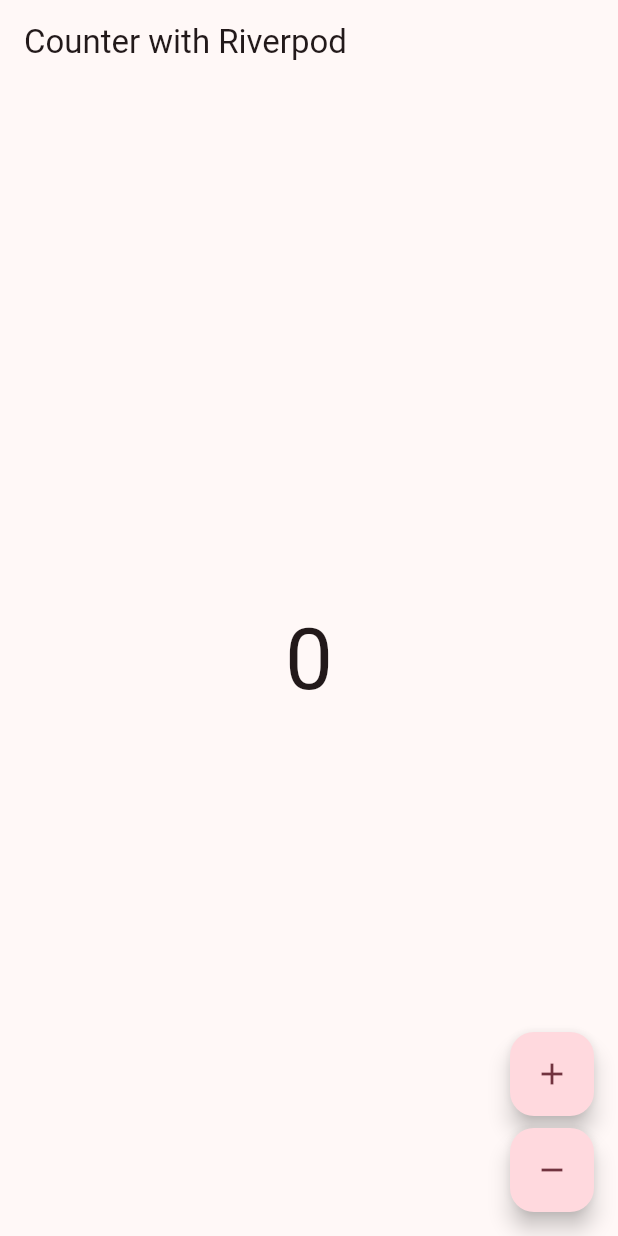
After one commit to alisonfrd/repo_of_adv_flutter_concepts, a Flutter app: the screen it shows after launch, after a tap on the "add" icon, after a tap on the "remove" icon, on a phone screen of 412 x 824 dp. The commit adds this screen. Run offline on Flutter 3.47's test engine with Material 3 defaults, Android fonts, the phone set to English and light mode, and no system bars; our stand-ins replace bloc, dartz, equatable, flutter_bloc, flutter_riverpod, get_it and 2 more.

Commit message:
notifier provider implemented

```diff
--- /dev/null
+++ b/riverpod_lab/lib/features/counter/presentation/counter_page.dart
@@ -0,0 +1,41 @@
+import 'package:flutter/material.dart';
+import 'package:flutter_riverpod/flutter_riverpod.dart';
+import 'package:riverpod_lab/features/counter/providers/counter_provider.dart';
+
+class CounterPage extends ConsumerWidget {
+  const CounterPage({super.key});
+
+  @override
+  Widget build(BuildContext context, WidgetRef ref) {
+    final count = ref.watch(counterProvider);
+
+    return Scaffold(
+      appBar: AppBar(title: Text('Counter with Riverpod')),
+
+      body: Center(
+        child: Text('$count', style: Theme.of(context).textTheme.displayLarge),
+      ),
+
+      floatingActionButton: Column(
+        mainAxisAlignment: MainAxisAlignment.end,
+        children: [
+          FloatingActionButton(
+            heroTag: 'increment',
+            onPressed: () {
+              ref.read(counterProvider.notifier).increment();
+            },
+            child: const Icon(Icons.add),
+          ),
+          const SizedBox(height: 8),
+          FloatingActionButton(
+            heroTag: 'decrement',
+            onPressed: () {
+              ref.read(counterProvider.notifier).decrement();
+            },
+            child: const Icon(Icons.remove),
+          ),
+        ],
+      ),
+    );
+  }
+}
--- /dev/null
+++ b/riverpod_lab/lib/features/counter/providers/counter_provider.dart
@@ -0,0 +1,24 @@
+import 'package:flutter_riverpod/flutter_riverpod.dart';
+
+class CounterNotifier extends Notifier<int> {
+  @override
+  int build() {
+    return 0;
+  }
+
+  void increment() {
+    state++;
+  }
+
+  void decrement() {
+    state--;
+  }
+
+  void reset() {
+    state = 0;
+  }
+}
+
+final counterProvider = NotifierProvider<CounterNotifier, int>(
+  CounterNotifier.new,
+);
--- a/riverpod_lab/lib/main.dart
+++ b/riverpod_lab/lib/main.dart
@@ -1,6 +1,8 @@
 import 'package:flutter/material.dart';
 import 'package:flutter_riverpod/flutter_riverpod.dart';
 import 'package:riverpod_lab/features/profile/presentation/profile_page.dart';
+
+import 'features/counter/presentation/counter_page.dart';
 
 void main() {
   runApp(
@@ -20,7 +22,7 @@ class MyApp extends StatelessWidget {
     return MaterialApp(
       title: 'Flutter Demo',
       theme: ThemeData(colorScheme: .fromSeed(seedColor: Colors.pink)),
-      home: const ProfilePage(),
+      home: const CounterPage(),
     );
   }
 }
```
